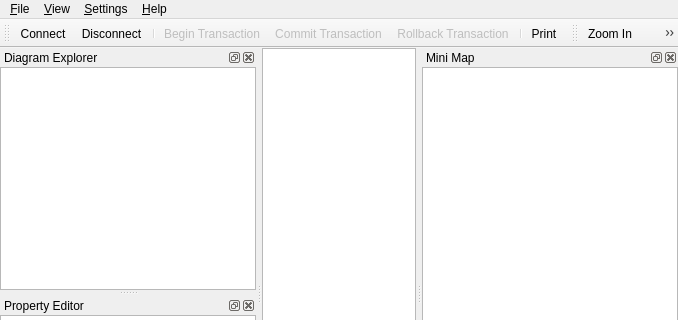
Above: trunk/qReal/qrgui/mainwindow/mainwindow.ui from qreal/qreal before the change; both pictures show x 0 to 678 and y 0 to 320 of the 678 by 559 pixel window. Below: the same form after it.
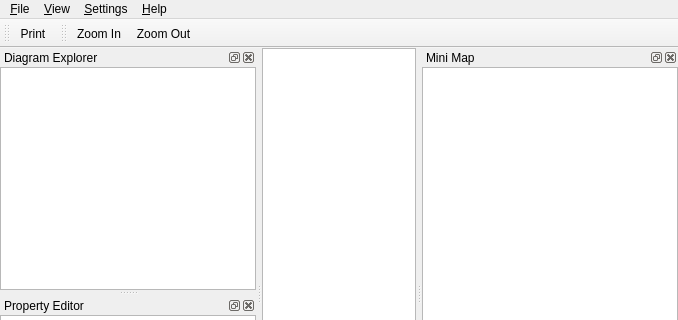
That is the form after the change. Icons and pictures are not drawn. Custom widgets are drawn as their Qt base class.

Patch:
```diff
--- a/trunk/qReal/qrgui/mainwindow/mainwindow.ui
+++ b/trunk/qReal/qrgui/mainwindow/mainwindow.ui
@@ -130,13 +130,6 @@
    <attribute name="toolBarBreak">
     <bool>false</bool>
    </attribute>
-   <addaction name="actionConnect"/>
-   <addaction name="actionDisconnect"/>
-   <addaction name="separator"/>
-   <addaction name="actionBeginTransaction"/>
-   <addaction name="actionCommitTransaction"/>
-   <addaction name="actionRollbackTransaction"/>
-   <addaction name="separator"/>
    <addaction name="actionPrint"/>
   </widget>
   <widget class="QDockWidget" name="minimapDock">
```
Left out of the diff: 9 changed lines with no effect on the pictures.
